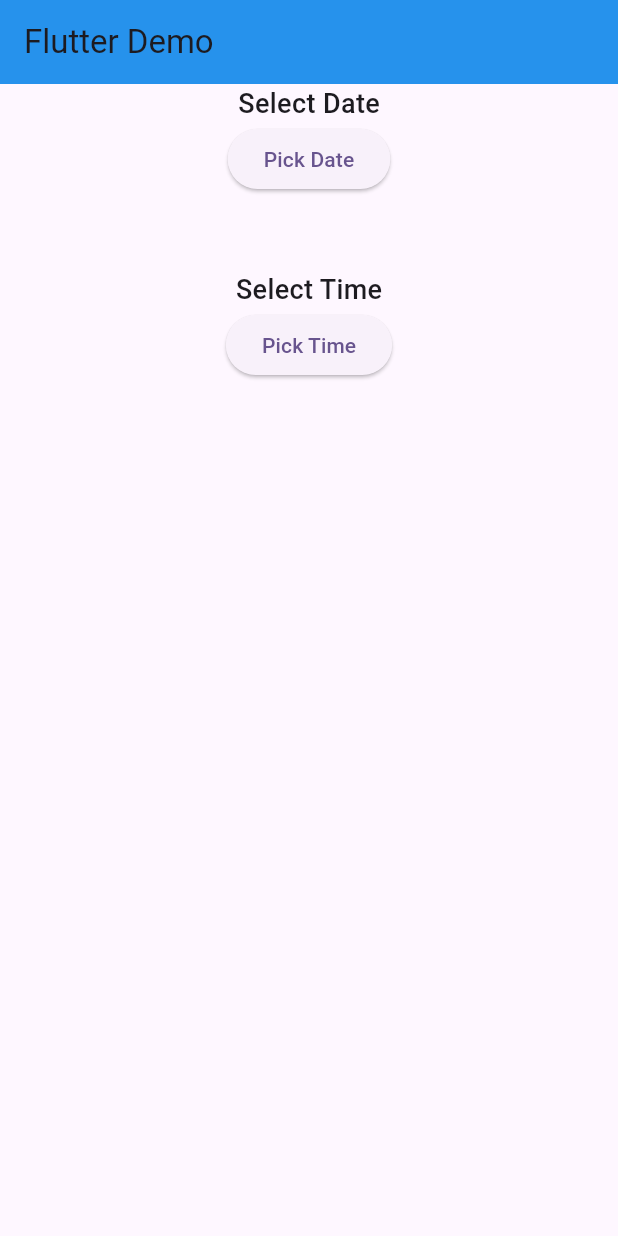
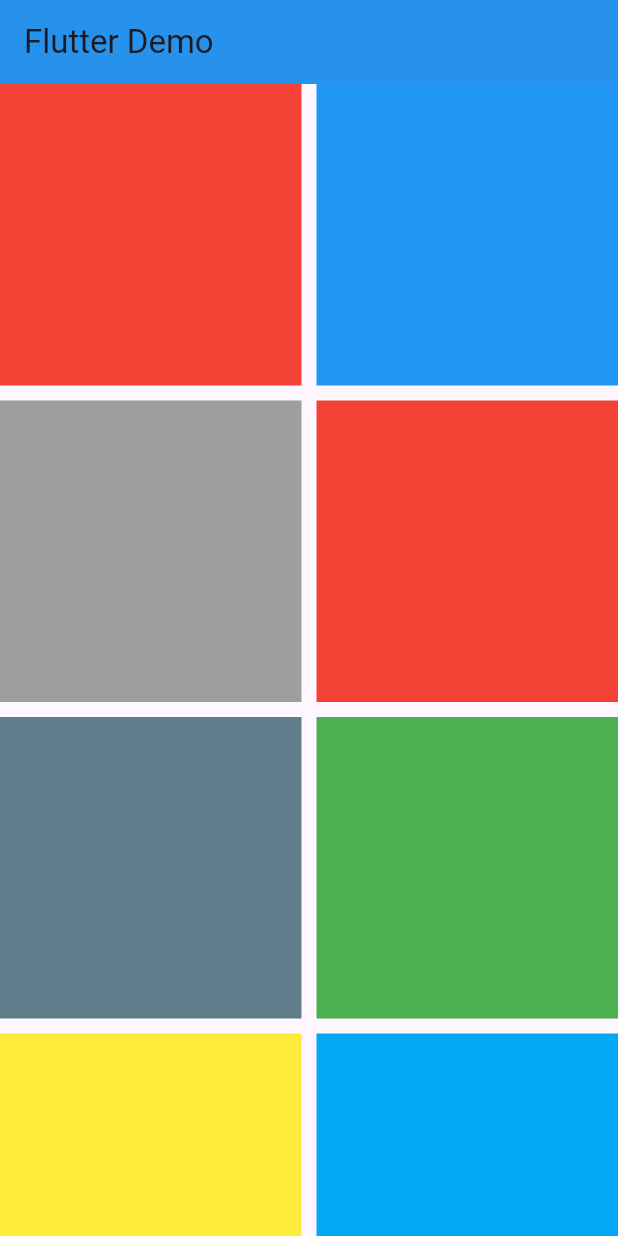
Before and after one commit to prajapatihet/firstapp, a Flutter app: the screen it shows after launch, on a phone screen of 412 x 824 dp. Run offline on Flutter 3.47's test engine with Material 3 defaults, Android fonts, the phone set to English and light mode, and no system bars.

```diff
--- a/lib/src/present/views/main_screen/main_home.dart
+++ b/lib/src/present/views/main_screen/main_home.dart
@@ -30,58 +30,15 @@ class _MainHomeScreenState extends State<MainHomeScreen> {
           title: const Text('Flutter Demo'),
           elevation: 2,
         ),
-      body: Center(
-        child: Column(
-          children: [
-            const Text(
-              'Select Date',
-              style: TextStyle(
-                fontSize: 18,
-                fontWeight: FontWeight.w500,
-              ),
-            ),
-            ElevatedButton(
-              onPressed: () async {
-                DateTime? pickdate = await showDatePicker(
-                  context: context,
-                  initialDate: DateTime.now(),
-                  firstDate: DateTime(2020),
-                  lastDate: DateTime(2025),
+        body: GridView.builder(
+          gridDelegate: const SliverGridDelegateWithFixedCrossAxisCount(
+              crossAxisCount: 2, crossAxisSpacing: 10, mainAxisSpacing: 10),
+          itemBuilder: (context, index) {
+            return Container(
+              color: arrColors[index],
             );
-
-                if (pickdate != null) {
-                  print(pickdate);
-                }
           },
-              child: const Text('Pick Date'),
-            ),
-            const SizedBox(
-              height: 50,
-            ),
-            const Text(
-              'Select Time',
-              style: TextStyle(
-                fontSize: 18,
-                fontWeight: FontWeight.w500,
-              ),
-            ),
-            ElevatedButton(
-              onPressed: () async {
-                TimeOfDay? picktime = await showTimePicker(
-                  context: context,
-                  initialTime: TimeOfDay.now(),
-                  initialEntryMode: TimePickerEntryMode.dial,
-                );
-
-                if (picktime != null) {
-                  print(picktime);
-                }
-              },
-              child: const Text('Pick Time'),
-            ),
-          ],
-        ),
-      ),
-    );
+          itemCount: arrColors.length,
+        ));
   }
 }
```
Lines whose indentation alone changed are shown as unchanged.
